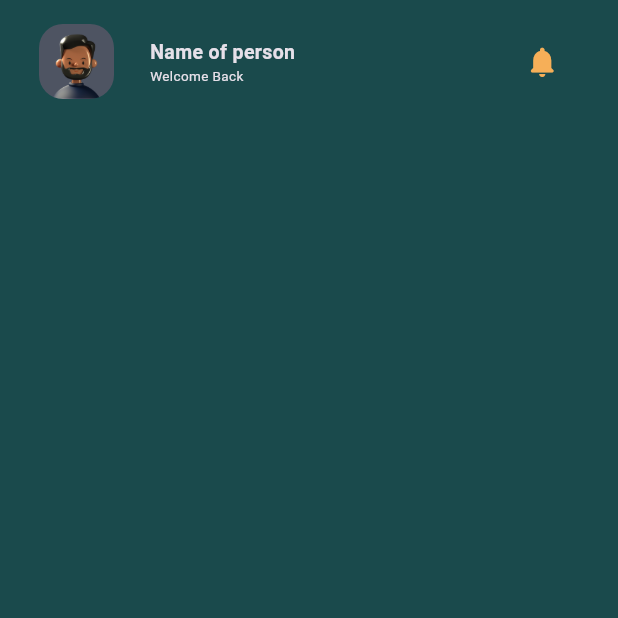
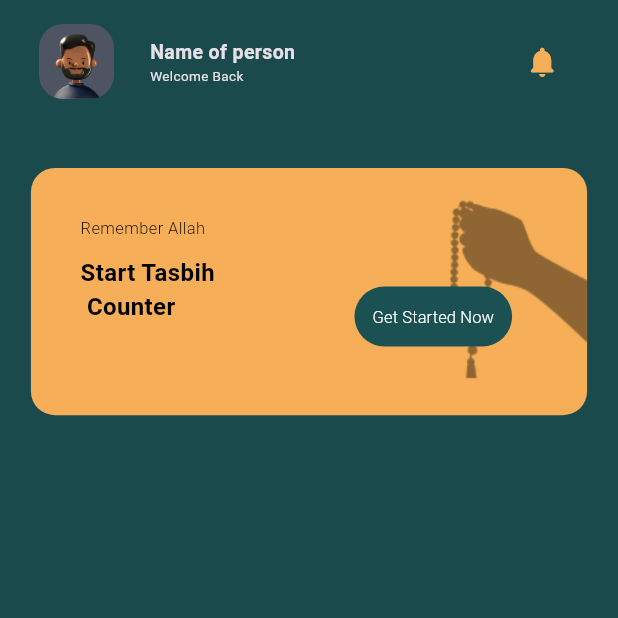
Before and after one commit to Mohamed-Emad1/muslim_app, a Flutter app: the screen it shows after launch, on a phone screen of 412 x 824 dp, the top half of it. Run offline on Flutter 3.47's test engine with Material 3 defaults, Android fonts, the phone set to English and light mode, and no system bars.

Commit message:
create custom buuton

```diff
--- a/lib/Features/home/presentation/views/widgets/home_view_body.dart
+++ b/lib/Features/home/presentation/views/widgets/home_view_body.dart
@@ -1,5 +1,6 @@
 import 'package:flutter/material.dart';
 import 'package:muslim_app/Features/home/presentation/views/widgets/custom_app_bar.dart';
+import 'package:muslim_app/Features/home/presentation/views/widgets/screen_options.dart';
 // import 'package:flutter_svg/flutter_svg.dart';
 
 class HomeViewBody extends StatelessWidget {
@@ -10,6 +11,7 @@ class HomeViewBody extends StatelessWidget {
     return const Column(
       children: [
         CustomAppBar(),
+        ScreenOptions(),
       ],
     );
   }
--- /dev/null
+++ b/lib/Features/home/presentation/views/widgets/screen_options.dart
@@ -0,0 +1,67 @@
+import 'package:flutter/material.dart';
+
+import '../../../../../core/utils/assets.dart';
+import '../../../../../core/utils/colors.dart';
+import '../../../../../core/utils/styles.dart';
+import '../../../../../core/widgets/custom_button.dart';
+
+class ScreenOptions extends StatelessWidget {
+  const ScreenOptions({super.key});
+
+  @override
+  Widget build(BuildContext context) {
+    var width = MediaQuery.of(context).size.width;
+    var height = MediaQuery.of(context).size.height;
+    return Padding(
+      padding: const EdgeInsets.symmetric(horizontal: 18, vertical: 30),
+      child: Container(
+        width: width * 0.9,
+        height: height * 0.2,
+        decoration: BoxDecoration(
+          borderRadius: BorderRadius.circular(16),
+          color: ColorsStyles.goldenColor,
+        ),
+        child: Stack(
+          children: [
+            Padding(
+              padding: const EdgeInsets.only(left: 33, top: 32, bottom: 32),
+              child: Column(
+                crossAxisAlignment: CrossAxisAlignment.start,
+                children: [
+                  Text(
+                    "Remember Allah",
+                    style:
+                        Styles.textStyle11.copyWith(color: ColorsStyles.black),
+                  ),
+                  const SizedBox(
+                    height: 10,
+                  ),
+                  Text(
+                    "Start Tasbih\n Counter",
+                    style:
+                        Styles.textStyle16.copyWith(color: ColorsStyles.black),
+                  )
+                ],
+              ),
+            ),
+            Positioned(
+              right: 0,
+              top: 10,
+              child: Image.asset(
+                AssetsData.tasbihHand,
+                color: ColorsStyles.black.withOpacity(0.9),
+              ),
+            ),
+            const Positioned(
+              right: 50,
+              top: 75,
+              child: CustomButton(
+                text: "Get Started Now",
+              ),
+            ),
+          ],
+        ),
+      ),
+    );
+  }
+}
--- a/lib/core/utils/assets.dart
+++ b/lib/core/utils/assets.dart
@@ -1,4 +1,5 @@
 abstract class AssetsData {
   static const String profilesvg = 'assets/images/pp.svg';
   static const String profile = 'assets/images/profile.png';
+  static const String tasbihHand = 'assets/images/tasbih.png';
 }
--- a/lib/core/utils/colors.dart
+++ b/lib/core/utils/colors.dart
@@ -5,5 +5,6 @@ abstract class ColorsStyles {
   static const Color white = Color(0xffFFFFFF);
   static const Color homeBackGround = Color(0xff1A4A4C);
   static const Color goldenColor = Color(0xffF6AF58);
+  static const Color buttonColor = Color(0xff1C5153);
 
 }
--- a/lib/core/utils/styles.dart
+++ b/lib/core/utils/styles.dart
@@ -12,6 +12,7 @@ abstract class Styles {
   );
     static const textStyle11 = TextStyle(
     fontSize: 11,
+    fontWeight: FontWeight.w300
   );
     static const textStyle12 = TextStyle(
     fontSize: 12,
--- /dev/null
+++ b/lib/core/widgets/custom_button.dart
@@ -0,0 +1,22 @@
+import 'package:flutter/material.dart';
+
+import '../utils/colors.dart';
+import '../utils/styles.dart';
+
+class CustomButton extends StatelessWidget {
+  const CustomButton({super.key, required this.text});
+
+  final String text;
+  @override
+  Widget build(BuildContext context) {
+    return TextButton(
+      style: const ButtonStyle(
+          backgroundColor: WidgetStatePropertyAll(ColorsStyles.buttonColor)),
+      onPressed: () {},
+      child: Text(
+        text,
+        style: Styles.textStyle11.copyWith(color: ColorsStyles.white),
+      ),
+    );
+  }
+}
```
Also changed, not shown: assets/images/hmed.png (added), assets/images/tasbih.png (added).
